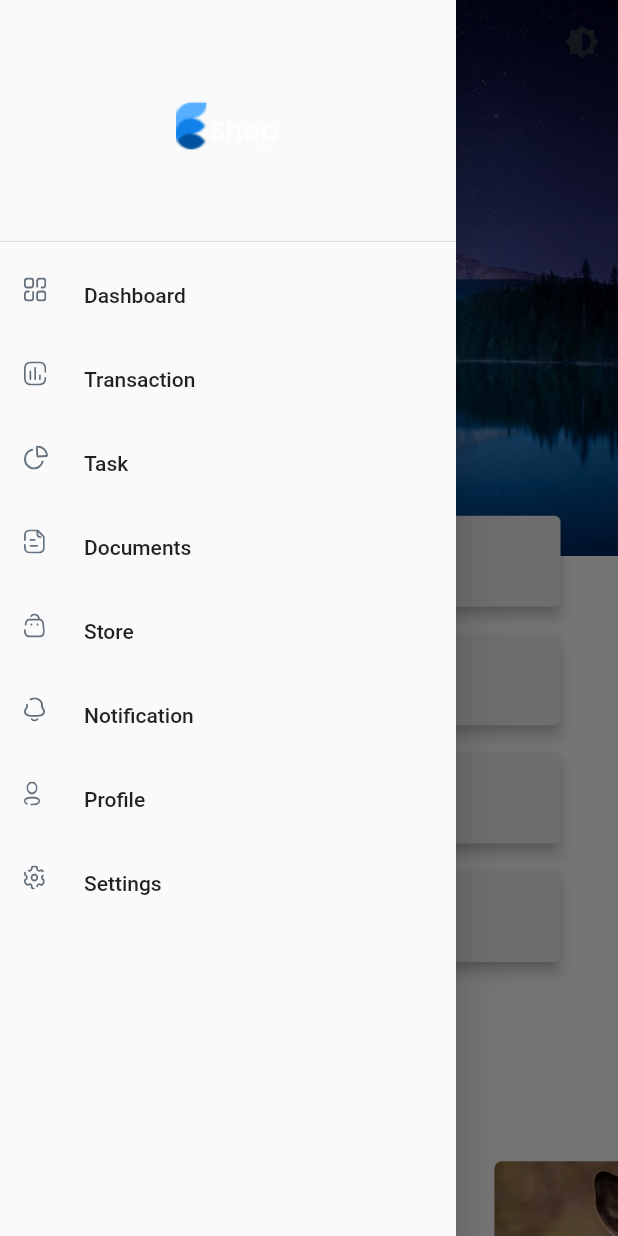
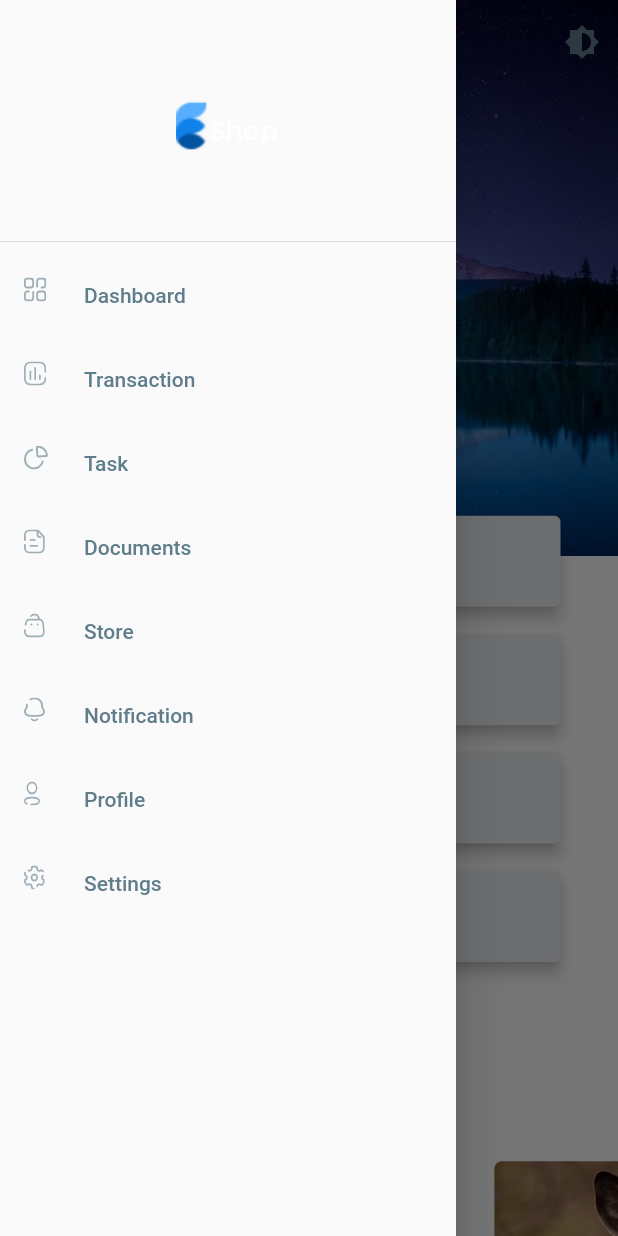
Before and after one commit to acascioli/QWeb, a Flutter app: the screen it shows after launch, with the side drawer open, on a phone screen of 412 x 824 dp. Run offline on Flutter 3.47's test engine with Material 2 defaults, Android fonts, the phone set to English and light mode, and no system bars; our stand-ins replace carousel_slider, easy_dynamic_theme, flutter_svg.

Commit message:
Set back original theme and top bar

```diff
--- a/lib/screens/home_page.dart
+++ b/lib/screens/home_page.dart
@@ -82,40 +82,44 @@ class _HomePageState extends State<HomePage> {
                 ),
               ),
             )
-          : AppBar(
-              backgroundColor:
-                  Theme.of(context).bottomAppBarColor.withOpacity(_opacity),
-              elevation: 0,
-              centerTitle: true,
-              actions: [
-                IconButton(
-                  icon: Icon(Icons.brightness_6),
-                  splashColor: Colors.transparent,
-                  highlightColor: Colors.transparent,
-                  color: Theme.of(context).iconTheme.color,
-                  onPressed: () {
-                    EasyDynamicTheme.of(context).changeTheme();
-                  },
-                ),
-              ],
-              // leading: Padding(
-              //   padding: const EdgeInsets.all(8.0),
-              //   child: Image.asset(
-              //     "assets/images/Q_logo_2.png",
-              //   ),
-              // ),
-              title: Text(
-                'Qualitas s.r.l.',
-                style: TextStyle(
-                  color: Colors.blueGrey[100],
-                  fontSize: 20,
-                  fontFamily: 'Montserrat',
-                  fontWeight: FontWeight.w400,
-                  letterSpacing: 3,
-                ),
-              ),
+          : PreferredSize(
+              preferredSize: Size(screenSize.width, 1000),
+              child: TopBarContents(_opacity),
             ),
-      drawer: SideMenu(),
+      // : AppBar(
+      //     backgroundColor:
+      //         Theme.of(context).bottomAppBarColor.withOpacity(_opacity),
+      //     elevation: 0,
+      //     centerTitle: true,
+      //     actions: [
+      //       IconButton(
+      //         icon: Icon(Icons.brightness_6),
+      //         splashColor: Colors.transparent,
+      //         highlightColor: Colors.transparent,
+      //         color: Theme.of(context).iconTheme.color,
+      //         onPressed: () {
+      //           EasyDynamicTheme.of(context).changeTheme();
+      //         },
+      //       ),
+      //     ],
+      //     // leading: Padding(
+      //     //   padding: const EdgeInsets.all(8.0),
+      //     //   child: Image.asset(
+      //     //     "assets/images/Q_logo_2.png",
+      //     //   ),
+      //     // ),
+      //     title: Text(
+      //       'Qualitas s.r.l.',
+      //       style: TextStyle(
+      //         color: Colors.blueGrey[100],
+      //         fontSize: 20,
+      //         fontFamily: 'Montserrat',
+      //         fontWeight: FontWeight.w400,
+      //         letterSpacing: 3,
+      //       ),
+      //     ),
+      //   ),
+      drawer: ResponsiveWidget.isSmallScreen(context) ? SideMenu() : null,
       body: WebScrollbar(
         color: Colors.blueGrey,
         backgroundColor: Colors.blueGrey.withOpacity(0.3),
--- a/lib/utils/theme_data.dart
+++ b/lib/utils/theme_data.dart
@@ -13,16 +13,12 @@ var lightThemeData = ThemeData(
       color: Colors.blueGrey[900],
     ),
     subtitle1: TextStyle(
-      // color: Colors.black,
-      color: Colors.blueGrey[900],
+      color: Colors.black,
     ),
     headline1: TextStyle(color: Colors.blueGrey[800]),
   ),
   bottomAppBarColor: Colors.blueGrey[900],
-  // iconTheme: IconThemeData(color: Colors.blueGrey),
-  iconTheme: IconThemeData(
-    color: Colors.blueGrey[900],
-  ),
+  iconTheme: IconThemeData(color: Colors.blueGrey),
   brightness: Brightness.light,
 );
 
@@ -36,7 +32,7 @@ var darkThemeData = ThemeData(
       decorationColor: Colors.blueGrey[50],
     ),
     subtitle2: TextStyle(
-      color: Colors.blueGrey[300],
+      color: Colors.white,
     ),
     subtitle1: TextStyle(
       color: Colors.blueGrey[300],
@@ -46,6 +42,6 @@ var darkThemeData = ThemeData(
     ),
   ),
   bottomAppBarColor: Colors.black,
-  iconTheme: IconThemeData(color: Colors.blueGrey[300]),
+  iconTheme: IconThemeData(color: Colors.blueGrey[200]),
   brightness: Brightness.dark,
 );
--- a/lib/widgets/side_menu.dart
+++ b/lib/widgets/side_menu.dart
@@ -79,12 +79,14 @@ class DrawerListTile extends StatelessWidget {
       horizontalTitleGap: 0.0,
       leading: SvgPicture.asset(
         svgSrc,
-        // color: Colors.white54,
+        color: Theme.of(context).iconTheme.color,
         height: 16,
       ),
       title: Text(
         title,
-        // style: TextStyle(color: Colors.white54),
+        style: TextStyle(
+          color: Theme.of(context).iconTheme.color,
+        ),
       ),
     );
   }
--- a/lib/widgets/top_bar_contents.dart
+++ b/lib/widgets/top_bar_contents.dart
@@ -225,6 +225,7 @@ class _TopBarContentsState extends State<TopBarContents> {
                   //   ],
                   // ),
                   ),
+              SizedBox(width: screenSize.width / 20),
               IconButton(
                 icon: Icon(Icons.brightness_6),
                 splashColor: Colors.transparent,
--- a/pubspec.yaml
+++ b/pubspec.yaml
@@ -28,9 +28,10 @@ dependencies:
   # The following adds the Cupertino Icons font to your application.
   # Use with the CupertinoIcons class for iOS style icons.
   cupertino_icons: ^1.0.2
+  flutter_svg: ^0.22.0
   easy_dynamic_theme: ^2.2.0
   carousel_slider: ^4.0.0-nullsafety.0
-  flutter_svg: ^0.22.0
+
 
 dev_dependencies:
   flutter_test:
```
